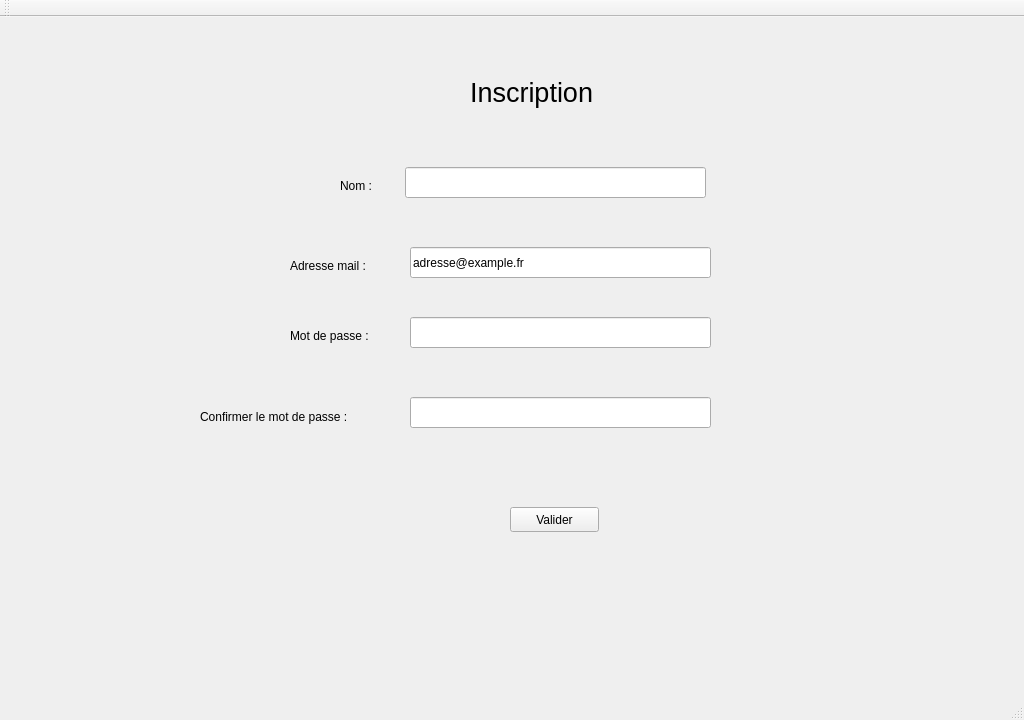
The window that Trottipret/gestionnaireCompte.ui (adeleb54/Trottipret) describes before a commit, drawn with Qt 5.
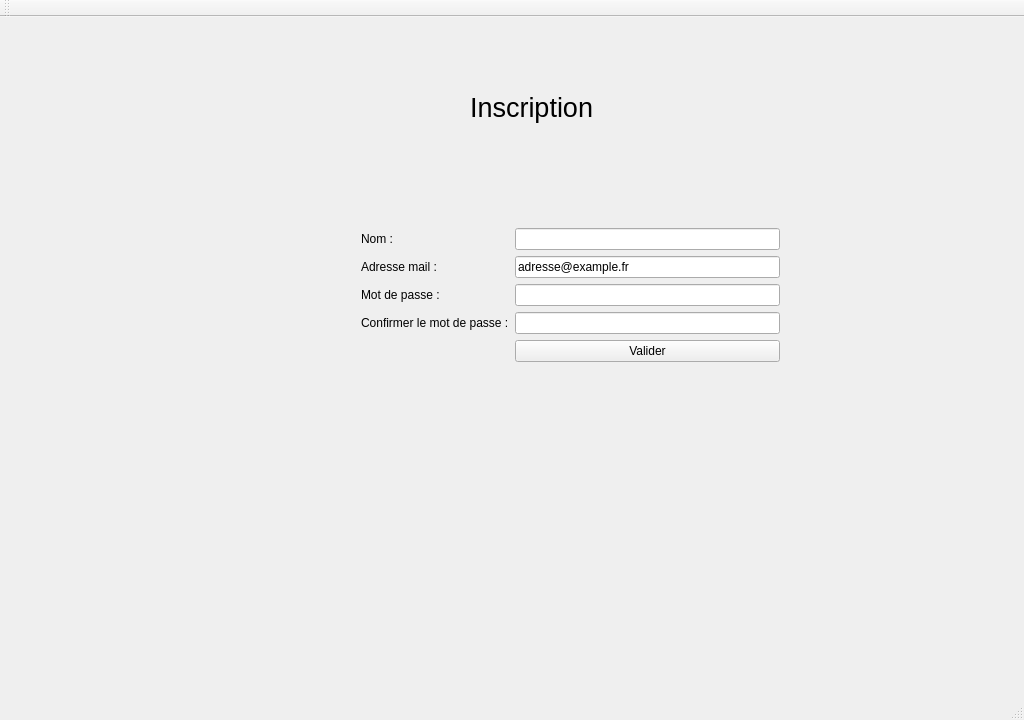
The same window after the commit.

Commit message: - modification des noms des widgets - vérification de l'adresse mail - fonction toString() de Utilisateur - Test lors de l'inscription d'un utilisateur avec toString() - attribut static pour incrémenter les identifiants uniques pour les utilisateurs

What changed in the file:
```diff
--- a/Trottipret/gestionnaireCompte.ui
+++ b/Trottipret/gestionnaireCompte.ui
@@ -18,9 +18,9 @@
     <property name="geometry">
      <rect>
       <x>470</x>
-      <y>50</y>
-      <width>141</width>
-      <height>51</height>
+      <y>60</y>
+      <width>161</width>
+      <height>61</height>
      </rect>
     </property>
     <property name="sizePolicy">
@@ -39,117 +39,73 @@
      <string>&lt;html&gt;&lt;head/&gt;&lt;body&gt;&lt;p&gt;&lt;span style=&quot; font-size:20pt;&quot;&gt;Inscription&lt;/span&gt;&lt;/p&gt;&lt;/body&gt;&lt;/html&gt;</string>
     </property>
    </widget>
-   <widget class="QLabel" name="adresse">
+   <widget class="QWidget" name="formLayoutWidget">
     <property name="geometry">
      <rect>
-      <x>290</x>
-      <y>240</y>
-      <width>101</width>
-      <height>17</height>
+      <x>350</x>
+      <y>200</y>
+      <width>441</width>
+      <height>181</height>
      </rect>
     </property>
+    <layout class="QFormLayout" name="formLayout">
+     <item row="0" column="0">
+      <widget class="QLabel" name="label_nom">
+       <property name="text">
+        <string>Nom :</string>
+       </property>
+      </widget>
+     </item>
+     <item row="0" column="1">
+      <widget class="QLineEdit" name="lineEdit_nom">
+       <property name="text">
+        <string/>
+       </property>
+      </widget>
+     </item>
+     <item row="1" column="0">
+      <widget class="QLabel" name="label_mail">
     <property name="text">
      <string>Adresse mail :</string>
     </property>
    </widget>
-   <widget class="QLabel" name="mdp">
-    <property name="geometry">
-     <rect>
-      <x>290</x>
-      <y>310</y>
-      <width>101</width>
-      <height>17</height>
-     </rect>
-    </property>
-    <property name="text">
-     <string>Mot de passe :</string>
-    </property>
-   </widget>
-   <widget class="QLineEdit" name="textMdp">
-    <property name="geometry">
-     <rect>
-      <x>410</x>
-      <y>300</y>
-      <width>301</width>
-      <height>31</height>
-     </rect>
-    </property>
-   </widget>
-   <widget class="QLineEdit" name="textAdresse">
-    <property name="geometry">
-     <rect>
-      <x>410</x>
-      <y>230</y>
-      <width>301</width>
-      <height>31</height>
-     </rect>
-    </property>
+     </item>
+     <item row="1" column="1">
+      <widget class="QLineEdit" name="lineEdit_mail">
     <property name="text">
      <string>adresse@example.fr</string>
     </property>
    </widget>
-   <widget class="QLineEdit" name="textNom">
-    <property name="geometry">
-     <rect>
-      <x>405</x>
-      <y>150</y>
-      <width>301</width>
-      <height>31</height>
-     </rect>
-    </property>
+     </item>
+     <item row="2" column="0">
+      <widget class="QLabel" name="label_mdp">
     <property name="text">
-     <string/>
-    </property>
-   </widget>
-   <widget class="QLabel" name="nom">
-    <property name="geometry">
-     <rect>
-      <x>340</x>
-      <y>160</y>
-      <width>41</width>
-      <height>17</height>
-     </rect>
-    </property>
-    <property name="text">
-     <string>Nom :</string>
-    </property>
-   </widget>
-   <widget class="QLineEdit" name="textMdp_2">
-    <property name="geometry">
-     <rect>
-      <x>410</x>
-      <y>380</y>
-      <width>301</width>
-      <height>31</height>
-     </rect>
-    </property>
-   </widget>
-   <widget class="QLabel" name="mdp_2">
-    <property name="geometry">
-     <rect>
-      <x>200</x>
-      <y>390</y>
-      <width>191</width>
-      <height>20</height>
-     </rect>
-    </property>
+        <string>Mot de passe :</string>
+       </property>
+      </widget>
+     </item>
+     <item row="2" column="1">
+      <widget class="QLineEdit" name="lineEdit_mdp"/>
+     </item>
+     <item row="3" column="0">
+      <widget class="QLabel" name="label_confirmMdp">
     <property name="text">
      <string>Confirmer le mot de passe :</string>
     </property>
    </widget>
-   <widget class="QPushButton" name="pushButton">
-    <property name="geometry">
-     <rect>
-      <x>510</x>
-      <y>490</y>
-      <width>89</width>
-      <height>25</height>
-     </rect>
-    </property>
+     </item>
+     <item row="3" column="1">
+      <widget class="QLineEdit" name="lineEdit_confirmMdp"/>
+     </item>
+     <item row="4" column="1">
+      <widget class="QPushButton" name="button_valider">
     <property name="text">
      <string>Valider</string>
     </property>
    </widget>
+     </item>
+    </layout>
+   </widget>
   </widget>
   <widget class="QMenuBar" name="menuBar">
    <property name="geometry">
```
Left out of the diff: 2 changed lines with no effect on the pictures. Lines whose indentation alone changed are shown as unchanged. The commit also changes 4 other files.
